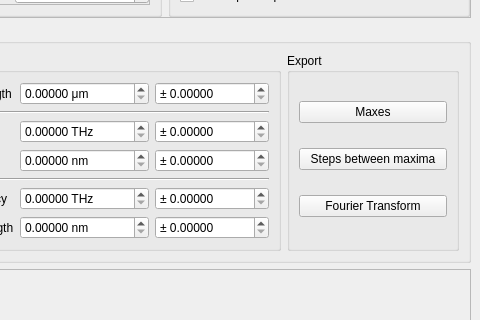
Above: gui/gui.ui from twobackfromtheend/pintera before the change; both pictures show x 466 to 946 and y 378 to 698 of the 946 by 980 pixel window. Below: the same form after it.
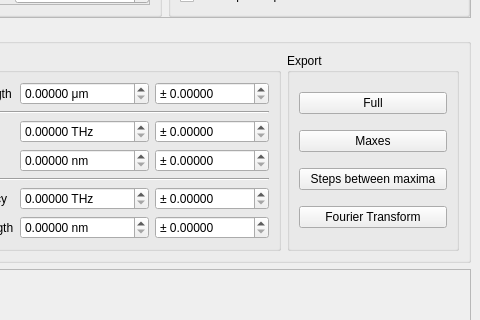
That is the form after the change.

```diff
--- a/gui/gui.ui
+++ b/gui/gui.ui
@@ -876,6 +876,13 @@
           <string>Export</string>
          </property>
          <layout class="QVBoxLayout" name="verticalLayout_4">
+          <item>
+           <widget class="QPushButton" name="export_full_push_button">
+            <property name="text">
+             <string>Full</string>
+            </property>
+           </widget>
+          </item>
           <item>
            <widget class="QPushButton" name="export_maxes_push_button">
             <property name="text">
```
